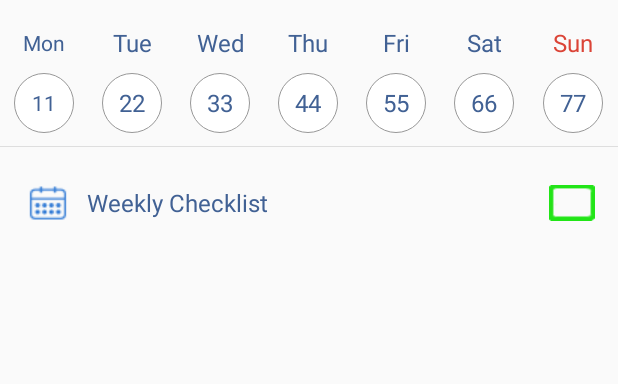
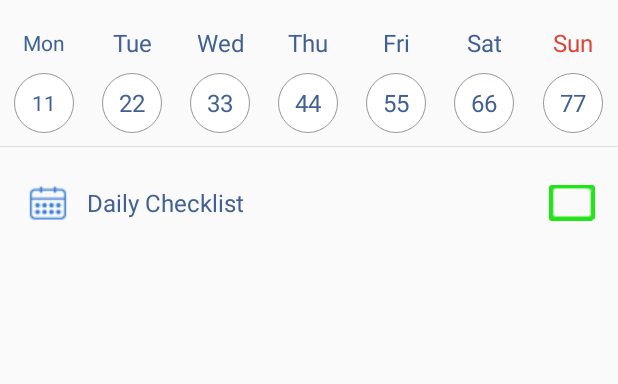
Before and after one commit to mthu1006/tmp_solution, an Android app: the layout fragment_daily_check_list.xml on its own in the app's theme, with its tools: preview values and no code run, on a phone screen of 412 x 824 dp. Shown: the top 384 px of the screen. Run offline under Robolectric (Android 15) with nearby library versions, the phone set to English and light mode, and no system bars; plain views replace CustomFontButton, CustomFontTextView, ExpandableRelativeLayout, WeekView.

```diff
--- a/app/build.gradle
+++ b/app/build.gradle
@@ -27,6 +27,8 @@ android {
 
 dependencies {
     compile fileTree(dir: 'libs', include: ['*.jar'])
+    //noinspection GradleCompatible
+    compile 'com.android.support:support-v4:18.0.+'
     androidTestCompile('com.android.support.test.espresso:espresso-core:2.2.2', {
         exclude group: 'com.android.support', module: 'support-annotations'
     })
--- a/app/src/main/res/layout/fragment_daily_check_list.xml
+++ b/app/src/main/res/layout/fragment_daily_check_list.xml
@@ -370,7 +370,7 @@
                         style="@style/TextSubThietLap"
                         android:layout_gravity="center"
                         android:layout_width="match_parent"
-                        android:text="@string/checklist_weekly"
+                        android:text="@string/checklist_daily"
                         app:font="Roboto_Regular" />
 
                 </LinearLayout>
--- a/app/src/main/res/layout/row_moving_machine.xml
+++ b/app/src/main/res/layout/row_moving_machine.xml
@@ -85,7 +85,7 @@
         <LinearLayout
             android:layout_width="match_parent"
             android:layout_height="match_parent"
-            android:layout_weight="1.8"
+            android:layout_weight="6"
             android:orientation="vertical">
 
             <LinearLayout
```
